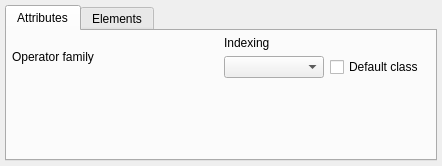
maniac787/pgmodeler, file libs/libgui/ui/dbobjects/operatorclasswidget.ui: the form before one commit.
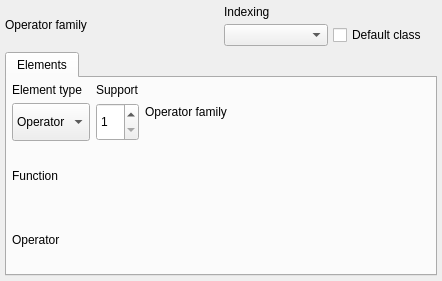
The form after the commit. Icons and pictures are not drawn.

Commit message: Refactor ViewWidget to use tabbed layout with modern UI patterns

The edit to the form file:
```diff
--- a/libs/libgui/ui/dbobjects/operatorclasswidget.ui
+++ b/libs/libgui/ui/dbobjects/operatorclasswidget.ui
@@ -7,7 +7,7 @@
     <x>0</x>
     <y>0</y>
     <width>442</width>
-    <height>166</height>
+    <height>281</height>
    </rect>
   </property>
   <property name="minimumSize">
@@ -30,33 +30,15 @@
     <number>5</number>
    </property>
    <item>
-    <widget class="QTabWidget" name="attributes_tbw">
-     <property name="currentIndex">
-      <number>0</number>
-     </property>
-     <widget class="QWidget" name="attributes_pg">
-      <attribute name="icon">
-       <iconset resource="../../res/resources.qrc">
-        <normaloff>:/icons/icons/attribute.png</normaloff>:/icons/icons/attribute.png</iconset>
-      </attribute>
-      <attribute name="title">
-       <string>Attributes</string>
-      </attribute>
       <layout class="QVBoxLayout" name="attributes_lt">
-       <property name="leftMargin">
-        <number>5</number>
-       </property>
-       <property name="topMargin">
-        <number>5</number>
-       </property>
-       <property name="rightMargin">
-        <number>5</number>
-       </property>
        <property name="bottomMargin">
-        <number>5</number>
+      <number>0</number>
        </property>
        <item>
         <layout class="QHBoxLayout" name="horizontalLayout_4">
+       <property name="spacing">
+        <number>5</number>
+       </property>
          <item>
           <layout class="QVBoxLayout" name="op_family_lt">
            <item>
@@ -129,21 +111,13 @@
          </item>
         </layout>
        </item>
-       <item>
-        <spacer name="verticalSpacer">
-         <property name="orientation">
-          <enum>Qt::Orientation::Vertical</enum>
-         </property>
-         <property name="sizeHint" stdset="0">
-          <size>
-           <width>20</width>
-           <height>40</height>
-          </size>
-         </property>
-        </spacer>
-       </item>
-      </layout>
-     </widget>
+    </layout>
+   </item>
+   <item>
+    <widget class="QTabWidget" name="attributes_tbw">
+     <property name="currentIndex">
+      <number>0</number>
+     </property>
      <widget class="QWidget" name="elements_pg">
       <attribute name="icon">
        <iconset resource="../../res/resources.qrc">
```
Lines whose indentation alone changed are shown as unchanged. The commit also changes 24 other files.
